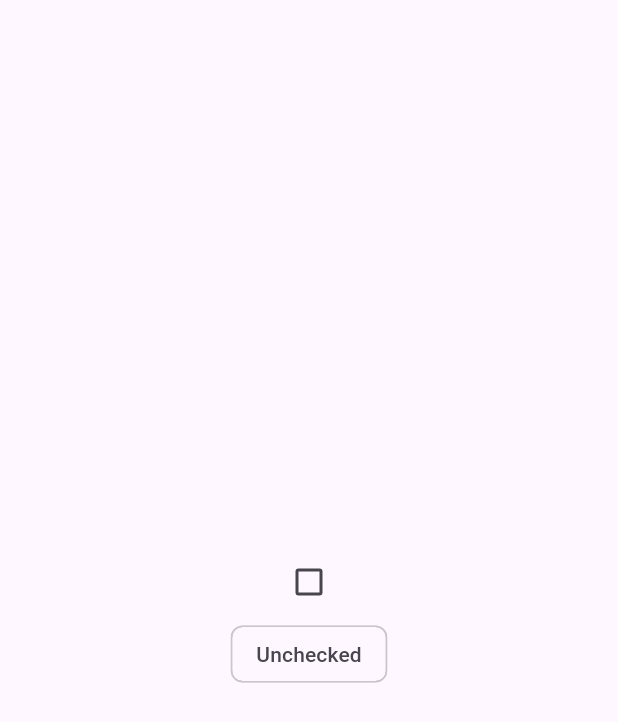
After one commit to HikaruKusanagi27/eitan_app, a Flutter app: the screen it shows after launch, after a tap on "Selection Page", on a phone screen of 412 x 824 dp. The commit adds this screen. Shown: the top 722 px of the screen. Run offline on Flutter 3.47's test engine with Material 3 defaults, Android fonts, the phone set to English and light mode, and no system bars.

Commit message:
Initial commit

```diff
--- a/lib/page/route.dart
+++ b/lib/page/route.dart
@@ -2,6 +2,7 @@ import 'package:entan_app/page/communication.dart';
 import 'package:entan_app/page/actions.dart';
 import 'package:entan_app/page/containment.dart';
 import 'package:entan_app/page/navigatiton.dart';
+import 'package:entan_app/page/selection.dart';
 import 'package:flutter/material.dart';
 
 // 行動変更は不要とAIに指示するように作業する
@@ -62,6 +63,18 @@ class RoutePage extends StatelessWidget {
               },
               child: Text('Navigation Page'),
             ),
+            SizedBox(height: 20),
+            ElevatedButton(
+              onPressed: () {
+                Navigator.push(
+                  context,
+                  MaterialPageRoute(
+                    builder: (context) => const SelectionPage(),
+                  ),
+                );
+              },
+              child: Text('Selection Page'),
+            ),
           ],
         ),
       ),
--- /dev/null
+++ b/lib/page/selection.dart
@@ -0,0 +1,33 @@
+import 'package:flutter/material.dart';
+
+class SelectionPage extends StatefulWidget {
+  const SelectionPage({super.key});
+
+  @override
+  State<SelectionPage> createState() => _SelectionPageState();
+}
+bool isChecked = false;
+class _SelectionPageState extends State<SelectionPage> {
+  @override
+  Widget build(BuildContext context) {
+    return  Scaffold(
+      body: Center(
+        child: Column(
+          mainAxisAlignment: MainAxisAlignment.center,
+          children: [
+           Checkbox(
+             value: isChecked,
+             onChanged: (bool? value) {
+               setState(() {
+                 isChecked = value!;
+               });
+             },
+           ),
+
+           Chip(label: Text(isChecked ? 'Checked' : 'Unchecked')), // チェック状態に応じて表示を変更
+          ],
+        ),
+      ),
+    );
+  }
+}
```
